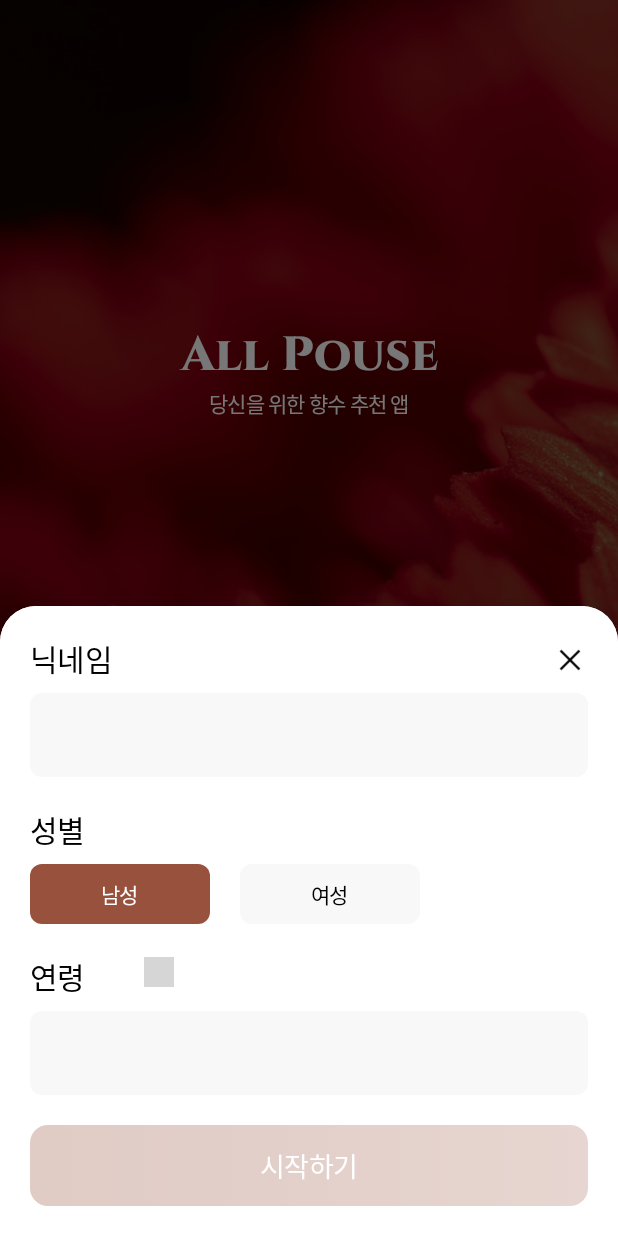
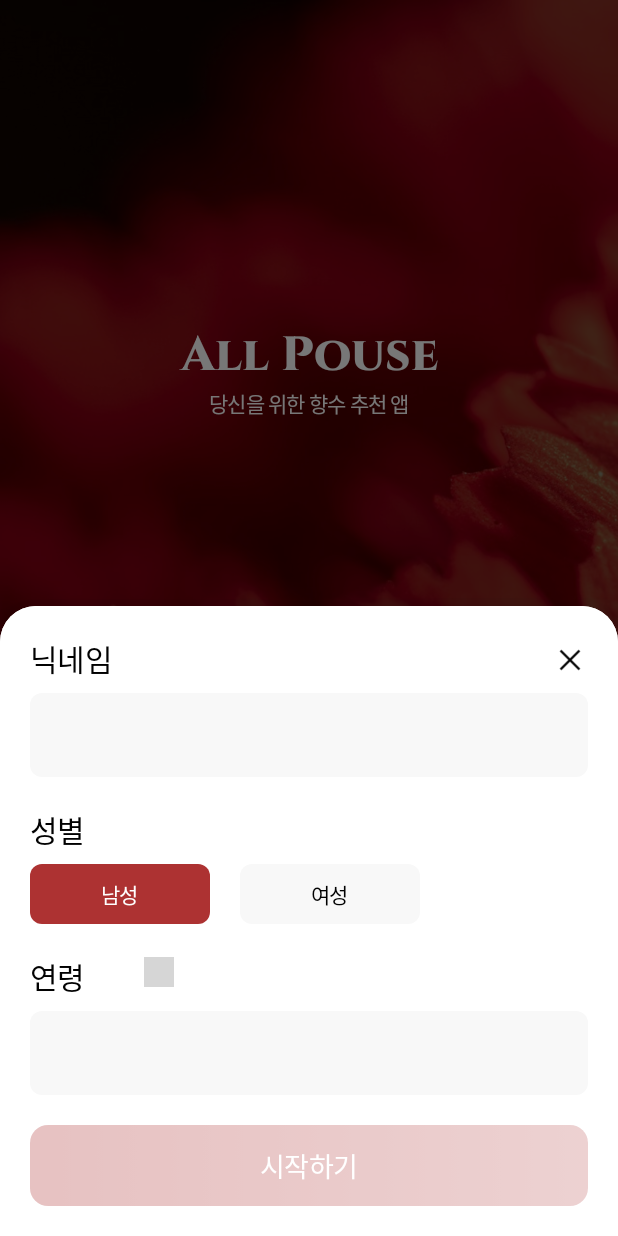
Before and after one commit to jangjh123/AllPouse-Android, an Android app built with Jetpack Compose: the LoginActivity screen opened directly, with no data from a screen before it, after a tap on "남성", on a phone screen of 412 x 824 dp. Run offline under Robolectric (Android 15) with nearby library versions, the phone set to English and light mode, and no system bars; Roboto replaces fonts that are not available here; 1 statement that could not run was skipped; 2 other taps on this screen came first; grey boxes are pictures that could not be loaded.

Commit message:
[ui] MainColor 변경

```diff
--- a/app/src/main/java/com/jangjh123/allpouse_android/ui/theme/Color.kt
+++ b/app/src/main/java/com/jangjh123/allpouse_android/ui/theme/Color.kt
@@ -45,13 +45,13 @@ fun subTextColor() =
     )
 
 @Composable
-fun mainGradient0() = Color(0xFFA26250)
+fun mainGradient0() = Color(0xFFB74C4C)
 
 @Composable
-fun mainGradient1() = Color(0xFFAC7363)
+fun mainGradient1() = Color(0xFFC16666)
 
 @Composable
-fun mainColor() = Color(0xFF98513D)
+fun mainColor() = Color(0xFFAD3232)
 
 @Composable
 fun onDarkModeOrNot(darkModeColor: Color, lightModeColor: Color): Color {
```
